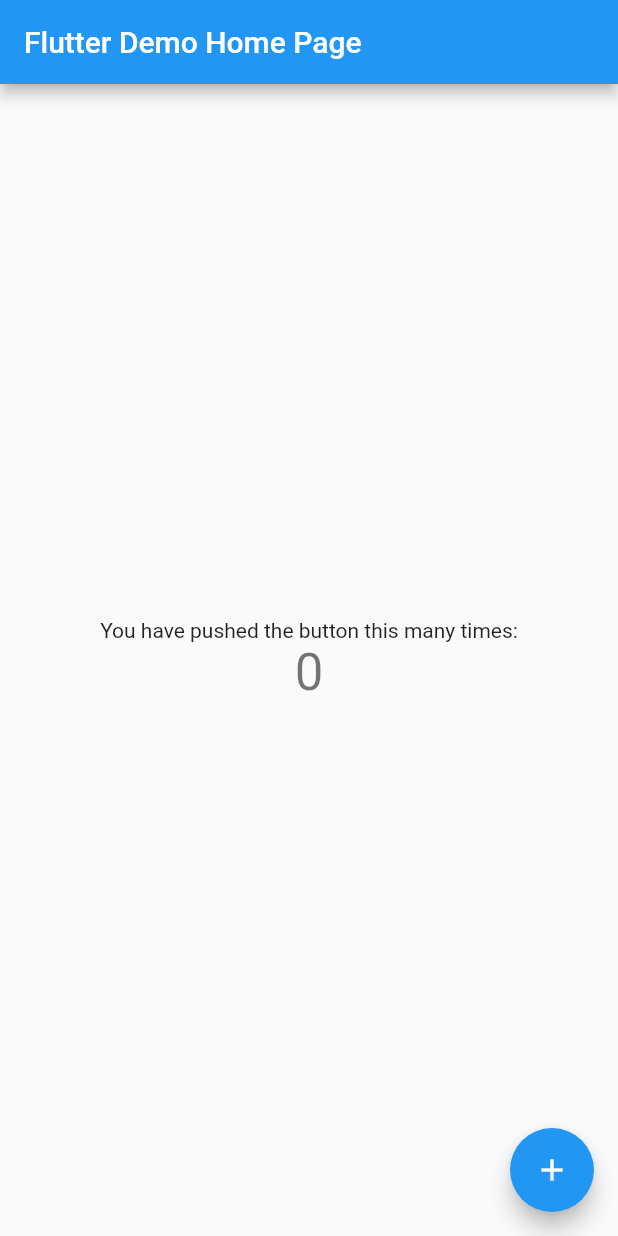
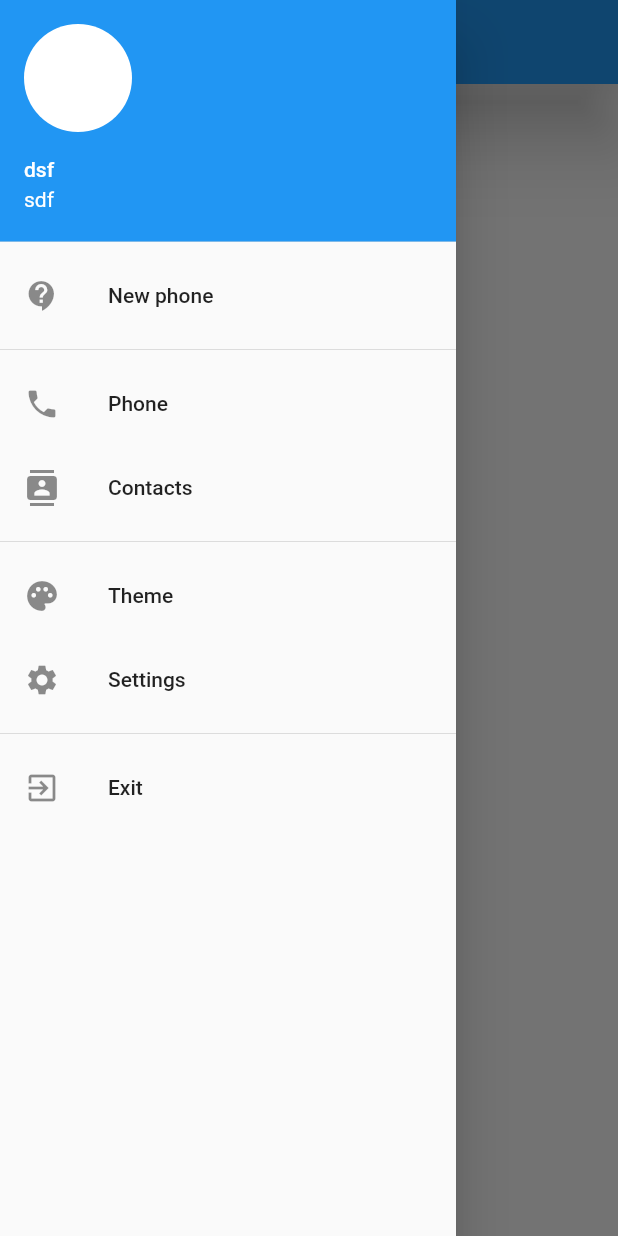
Before and after one commit to amirrr1987/telegram, a Flutter app: the screen it shows after launch, with the side drawer open (before the commit the screen has no drawer), on a phone screen of 412 x 824 dp. Run offline on Flutter 3.47's test engine with Material 2 defaults, Android fonts, the phone set to English and light mode, and no system bars.

Commit message:
feat: Telegram Drawer Ui

```diff
--- a/lib/main.dart
+++ b/lib/main.dart
@@ -1,120 +1,71 @@
 import 'package:flutter/material.dart';
 
 void main() {
-  runApp(const MyApp());
-}
-
-
-
-
-
-
-class MyApp extends StatelessWidget {
-  const MyApp({super.key});
-
-  // This widget is the root of your application.
-  @override
-  Widget build(BuildContext context) {
-    return MaterialApp(
-      title: 'Flutter Demo',
-      theme: ThemeData(
-        // This is the theme of your application.
-        //
-        // Try running your application with "flutter run". You'll see the
-        // application has a blue toolbar. Then, without quitting the app, try
-        // changing the primarySwatch below to Colors.green and then invoke
-        // "hot reload" (press "r" in the console where you ran "flutter run",
-        // or simply save your changes to "hot reload" in a Flutter IDE).
-        // Notice that the counter didn't reset back to zero; the application
-        // is not restarted.
-        primarySwatch: Colors.blue,
-      ),
-      home: const MyHomePage(title: 'Flutter Demo Home Page'),
-    );
-  }
-}
-
-class MyHomePage extends StatefulWidget {
-  const MyHomePage({super.key, required this.title});
-
-  // This widget is the home page of your application. It is stateful, meaning
-  // that it has a State object (defined below) that contains fields that affect
-  // how it looks.
-
-  // This class is the configuration for the state. It holds the values (in this
-  // case the title) provided by the parent (in this case the App widget) and
-  // used by the build method of the State. Fields in a Widget subclass are
-  // always marked "final".
-
-  final String title;
-
-  @override
-  State<MyHomePage> createState() => _MyHomePageState();
-}
-
-class _MyHomePageState extends State<MyHomePage> {
-  int _counter = 0;
-
-  void _incrementCounter() {
-    setState(() {
-      // This call to setState tells the Flutter framework that something has
-      // changed in this State, which causes it to rerun the build method below
-      // so that the display can reflect the updated values. If we changed
-      // _counter without calling setState(), then the build method would not be
-      // called again, and so nothing would appear to happen.
-      _counter++;
-    });
-  }
-
-  @override
-  Widget build(BuildContext context) {
-    // This method is rerun every time setState is called, for instance as done
-    // by the _incrementCounter method above.
-    //
-    // The Flutter framework has been optimized to make rerunning build methods
-    // fast, so that you can just rebuild anything that needs updating rather
-    // than having to individually change instances of widgets.
-    return Scaffold(
-      appBar: AppBar(
-        // Here we take the value from the MyHomePage object that was created by
-        // the App.build method, and use it to set our appbar title.
-        title: Text(widget.title),
-      ),
-      body: Center(
-        // Center is a layout widget. It takes a single child and positions it
-        // in the middle of the parent.
-        child: Column(
-          // Column is also a layout widget. It takes a list of children and
-          // arranges them vertically. By default, it sizes itself to fit its
-          // children horizontally, and tries to be as tall as its parent.
-          //
-          // Invoke "debug painting" (press "p" in the console, choose the
-          // "Toggle Debug Paint" action from the Flutter Inspector in Android
-          // Studio, or the "Toggle Debug Paint" command in Visual Studio Code)
-          // to see the wireframe for each widget.
-          //
-          // Column has various properties to control how it sizes itself and
-          // how it positions its children. Here we use mainAxisAlignment to
-          // center the children vertically; the main axis here is the vertical
-          // axis because Columns are vertical (the cross axis would be
-          // horizontal).
-          mainAxisAlignment: MainAxisAlignment.center,
-          children: <Widget>[
-            const Text(
-              'You have pushed the button this many times:',
+  runApp(MaterialApp(
+    debugShowCheckedModeBanner: false,
+    home: Scaffold(
+      drawer: Drawer(
+        child: ListView(
+          children: [
+            UserAccountsDrawerHeader(
+                accountName: Text("dsf"),
+                accountEmail: Text("sdf"),
+                currentAccountPicture: CircleAvatar(
+                  backgroundColor: Colors.white,
+                )),
+            ListTile(
+              leading: Icon(Icons.contact_support),
+              title: Text(
+                "New phone",
+              ),
             ),
-            Text(
-              '$_counter',
-              style: Theme.of(context).textTheme.headline4,
+            Divider(),
+            ListTile(
+              leading: Icon(Icons.phone),
+              title: Text(
+                "Phone",
+              ),
+            ),
+            ListTile(
+              leading: Icon(Icons.contacts),
+              title: Text(
+                "Contacts",
+              ),
+            ),
+            Divider(),
+            ListTile(
+              leading: Icon(Icons.palette),
+              title: Text(
+                "Theme",
+              ),
+            ),
+            ListTile(
+              leading: Icon(Icons.settings),
+              title: Text(
+                "Settings",
+              ),
+            ),
+            Divider(),
+            ListTile(
+              leading: Icon(Icons.exit_to_app),
+              title: Text(
+                "Exit",
+              ),
             ),
           ],
         ),
       ),
-      floatingActionButton: FloatingActionButton(
-        onPressed: _incrementCounter,
-        tooltip: 'Increment',
-        child: const Icon(Icons.add),
-      ), // This trailing comma makes auto-formatting nicer for build methods.
-    );
-  }
+      appBar: AppBar(
+        title: const Text("Telegram"),
+        elevation: 20,
+        actions: [
+          // IconButton(
+          //   // icon: ,
+          //   onPressed: () {},
+          // )
+        ],
+      ),
+      body: Padding(padding: const EdgeInsets.all(20), child: Column()),
+    ),
+  ));
 }
```
